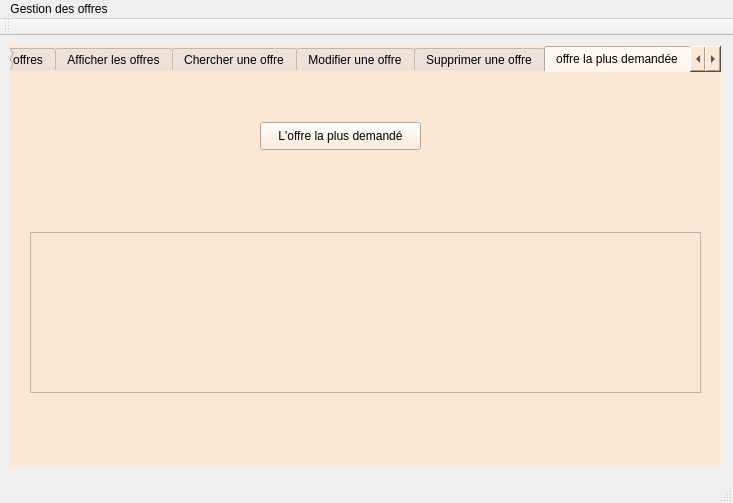
Above: mainwindow.ui from guir0t/Smart-Beauty-Center-2A15 before the change. Below: the same form after it.
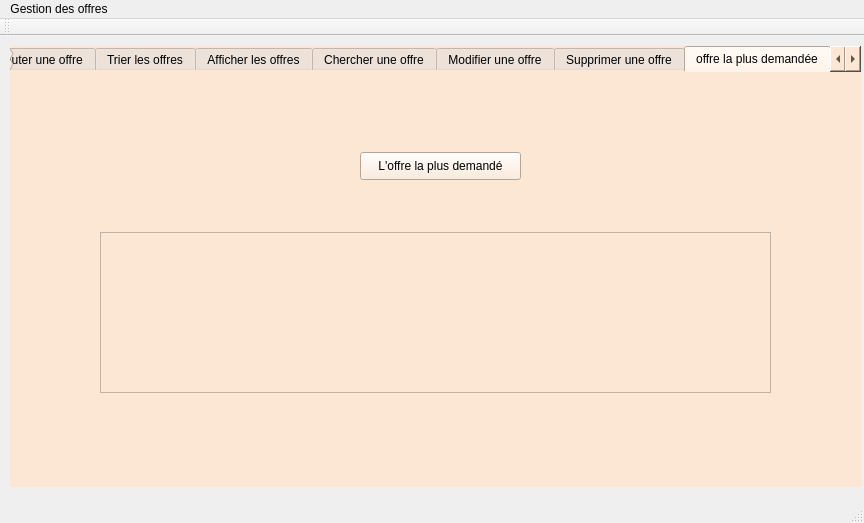
That is the form after the change. The open tabs and pages were chosen to show the change.

Commit message: fix offre plus demande

What changed in the file:
```diff
--- a/mainwindow.ui
+++ b/mainwindow.ui
@@ -6,8 +6,8 @@
    <rect>
     <x>0</x>
     <y>0</y>
-    <width>733</width>
-    <height>503</height>
+    <width>864</width>
+    <height>523</height>
    </rect>
   </property>
   <property name="windowTitle">
@@ -19,8 +19,8 @@
      <rect>
       <x>10</x>
       <y>10</y>
-      <width>711</width>
-      <height>421</height>
+      <width>851</width>
+      <height>441</height>
      </rect>
     </property>
     <property name="styleSheet">
@@ -495,7 +495,7 @@
      <widget class="QTableView" name="tab_offrepd">
       <property name="geometry">
        <rect>
-        <x>20</x>
+        <x>90</x>
         <y>160</y>
         <width>671</width>
         <height>161</height>
@@ -505,8 +505,8 @@
      <widget class="QPushButton" name="offr_PD">
       <property name="geometry">
        <rect>
-        <x>250</x>
-        <y>50</y>
+        <x>350</x>
+        <y>80</y>
         <width>161</width>
         <height>28</height>
        </rect>
@@ -656,7 +656,7 @@
     <rect>
      <x>0</x>
      <y>0</y>
-     <width>733</width>
+     <width>864</width>
      <height>26</height>
     </rect>
    </property>
```
Left out of the diff: 6 changed lines with no effect on the pictures. The commit also changes 2 other files.
